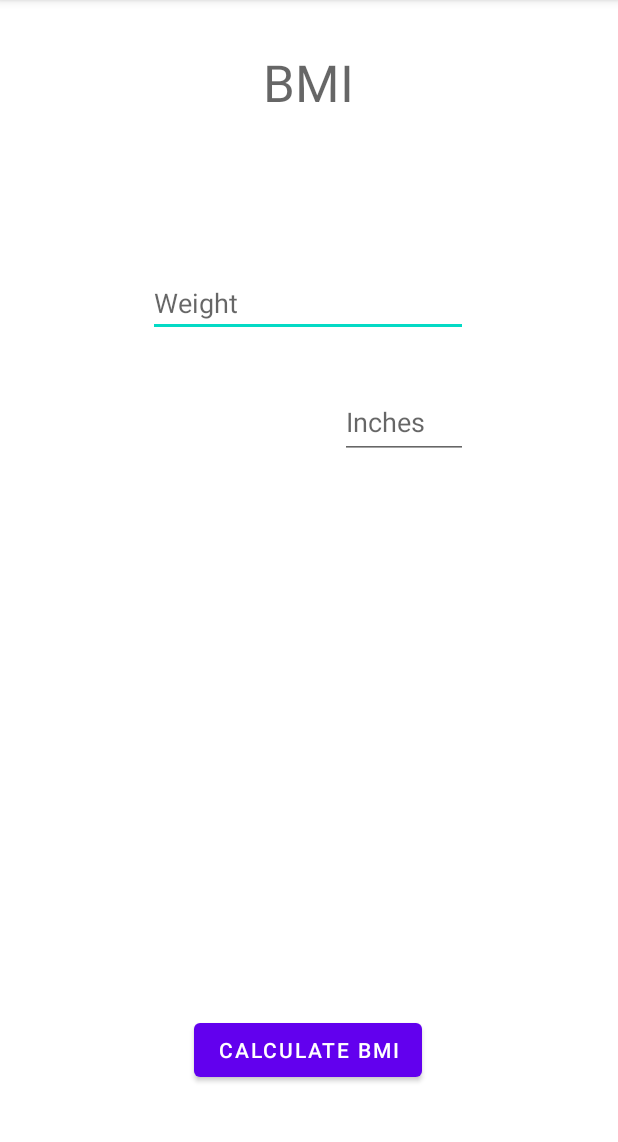
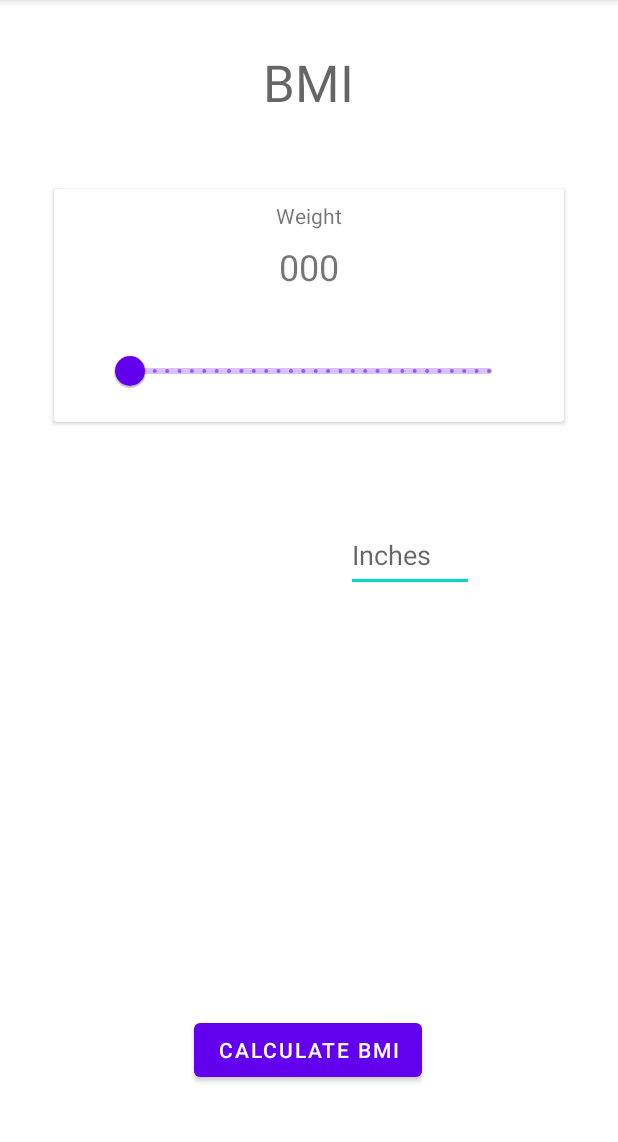
Before and after one commit to Vishnuanand77/BMI_Calculator, an Android app: the screen it shows after launch (MainActivity), on a phone screen of 412 x 824 dp, the part 84-1226 px from its top. Run offline under Robolectric (Android 15) with nearby library versions, the phone set to English and light mode, and no system bars.

Commit message:
Added Weight Slider

```diff
--- a/app/build.gradle
+++ b/app/build.gradle
@@ -36,4 +36,6 @@ dependencies {
     testImplementation 'junit:junit:4.+'
     androidTestImplementation 'androidx.test.ext:junit:1.1.2'
     androidTestImplementation 'androidx.test.espresso:espresso-core:3.3.0'
+
+    implementation 'androidx.compose.material:material:1.0.0-beta09'
 }
--- a/app/src/main/java/com/example/bmicalculator/MainActivity.java
+++ b/app/src/main/java/com/example/bmicalculator/MainActivity.java
@@ -1,5 +1,6 @@
 package com.example.bmicalculator;
 
+import androidx.annotation.NonNull;
 import androidx.appcompat.app.AppCompatActivity;
 
 import android.os.Bundle;
@@ -12,12 +13,20 @@ import android.widget.EditText;
 import android.widget.Spinner;
 import android.widget.TextView;
 
+import com.google.android.material.slider.Slider;
+
+import org.jetbrains.annotations.NotNull;
+
 public class MainActivity extends AppCompatActivity {
 
     //XML resource declarations
-    TextView BMI_Display;
-    EditText UserWeight, UserFoot, UserInches;
+    TextView BMI_Display, WeightDisplay;
+    EditText UserInches;
     Button CalculateButton;
+
+    //Slider
+    Slider WeightSlider;
+    double UserWeight = 0;
 
 
     @Override
@@ -27,32 +36,45 @@ public class MainActivity extends AppCompatActivity {
 
         //XML resource initializations
         BMI_Display = findViewById(R.id.BMI_Output);
-        UserWeight = findViewById(R.id.UserInput_Weight);
-//        UserFoot = findViewById(R.id.UserInput_Foot);
+        WeightDisplay = findViewById(R.id.WeightDisplay);
         UserInches = findViewById(R.id.UserInput_Inches);
         CalculateButton = findViewById(R.id.CalculateButton);
 
-        //Array adapter for the spinner
-        ArrayAdapter<CharSequence> adapter = ArrayAdapter.createFromResource(this, R.array.HeightInFoot, android.R.layout.simple_spinner_item);
-        adapter.setDropDownViewResource(android.R.layout.simple_spinner_dropdown_item);
+        //Slider
+        WeightSlider = findViewById(R.id.WeightSlider);
+
+        WeightSlider.addOnSliderTouchListener(new Slider.OnSliderTouchListener() {
+
+            @Override
+            public void onStartTrackingTouch(@NonNull @NotNull Slider slider) {
+
+            }
+
+            @Override
+            public void onStopTrackingTouch(@NonNull @NotNull Slider slider) {
+                UserWeight = Float.parseFloat(String.valueOf(slider.getValue()));
+                WeightDisplay.setText(String.valueOf(UserWeight));
+                Log.d("BMI Calculator : Slider Value", String.valueOf(UserWeight));
+            }
+
+        });
 
 
-
-        CalculateButton.setOnClickListener(new View.OnClickListener() {
-            @Override
-            public void onClick(View v) {
-                //Converting User Input into doubles
-                double Weight = Float.parseFloat(UserWeight.getText().toString());
-                double HeightInFeet = Float.parseFloat(UserFoot.getText().toString()) * 0.3048; //Converting Foot to meters
-                double HeightInInch = Float.parseFloat(UserInches.getText().toString()) * 0.0254; //Converting Inches to meters
-
-                Log.d("BMI Calculator :", String.valueOf(HeightInFeet));
-                Log.d("BMI Calculator :", String.valueOf(HeightInInch));
-
-                //Calculating BMI
-                calculateBMI(Weight, HeightInFeet, HeightInInch);
-            }
-        });
+//        CalculateButton.setOnClickListener(new View.OnClickListener() {
+//            @Override
+//            public void onClick(View v) {
+//                //Converting User Input into doubles
+//                double Weight = Float.parseFloat(UserWeight.getText().toString());
+//                double HeightInFeet = Float.parseFloat(UserFoot.getText().toString()) * 0.3048; //Converting Foot to meters
+//                double HeightInInch = Float.parseFloat(UserInches.getText().toString()) * 0.0254; //Converting Inches to meters
+//
+//                Log.d("BMI Calculator :", String.valueOf(HeightInFeet));
+//                Log.d("BMI Calculator :", String.valueOf(HeightInInch));
+//
+//                //Calculating BMI
+//                calculateBMI(Weight, HeightInFeet, HeightInInch);
+//            }
+//        });
     }
 
     private void calculateBMI(double Weight, double HeightInFeet, double HeightInInch) {
--- a/app/src/main/res/layout/activity_main.xml
+++ b/app/src/main/res/layout/activity_main.xml
@@ -6,30 +6,70 @@
     android:layout_height="match_parent"
     tools:context=".MainActivity">
 
-    <EditText
-        android:id="@+id/UserInput_Weight"
-        android:layout_width="wrap_content"
+    <androidx.cardview.widget.CardView
+        android:id="@+id/cardView"
+        android:layout_width="340dp"
         android:layout_height="wrap_content"
-        android:layout_marginTop="60dp"
-        android:ems="10"
-        android:hint="Weight"
-        android:inputType="number"
+        android:layout_marginTop="28dp"
         app:layout_constraintEnd_toEndOf="parent"
-        app:layout_constraintHorizontal_bias="0.497"
         app:layout_constraintStart_toStartOf="parent"
-        app:layout_constraintTop_toBottomOf="@+id/BMI_Output" />
+        app:layout_constraintTop_toBottomOf="@+id/BMI_Output">
+
+        <androidx.constraintlayout.widget.ConstraintLayout
+            android:layout_width="match_parent"
+            android:layout_height="wrap_content">
+
+            <TextView
+                android:id="@+id/textView2"
+                android:layout_width="wrap_content"
+                android:layout_height="wrap_content"
+                android:layout_marginTop="8dp"
+                android:text="Weight"
+                app:layout_constraintEnd_toEndOf="parent"
+                app:layout_constraintStart_toStartOf="parent"
+                app:layout_constraintTop_toTopOf="parent" />
+
+            <TextView
+                android:id="@+id/WeightDisplay"
+                android:layout_width="61dp"
+                android:layout_height="52dp"
+                android:layout_marginTop="8dp"
+                android:text="000"
+                android:textAlignment="center"
+                android:textSize="24sp"
+                app:layout_constraintEnd_toEndOf="parent"
+                app:layout_constraintStart_toStartOf="parent"
+                app:layout_constraintTop_toBottomOf="@+id/textView2" />
+
+            <com.google.android.material.slider.Slider
+                android:id="@+id/WeightSlider"
+                android:layout_width="271dp"
+                android:layout_height="48dp"
+
+                android:layout_marginTop="10dp"
+                android:layout_marginBottom="10dp"
+                android:stepSize="1.0"
+                android:valueFrom="40"
+                android:valueTo="150"
+                app:layout_constraintBottom_toBottomOf="parent"
+                app:layout_constraintEnd_toEndOf="parent"
+                app:layout_constraintStart_toStartOf="parent"
+                app:layout_constraintTop_toBottomOf="@+id/WeightDisplay" />
+        </androidx.constraintlayout.widget.ConstraintLayout>
+
+    </androidx.cardview.widget.CardView>
 
     <EditText
         android:id="@+id/UserInput_Inches"
         android:layout_width="85dp"
         android:layout_height="49dp"
-        android:layout_marginTop="32dp"
-        android:layout_marginEnd="100dp"
+        android:layout_marginTop="64dp"
+        android:layout_marginEnd="96dp"
         android:ems="10"
         android:hint="Inches"
         android:inputType="number"
         app:layout_constraintEnd_toEndOf="parent"
-        app:layout_constraintTop_toBottomOf="@+id/UserInput_Weight" />
+        app:layout_constraintTop_toBottomOf="@+id/cardView" />
 
     <Button
         android:id="@+id/CalculateButton"
@@ -44,8 +84,8 @@
 
     <TextView
         android:id="@+id/BMI_Output"
-        android:layout_width="177dp"
-        android:layout_height="87dp"
+        android:layout_width="183dp"
+        android:layout_height="66dp"
         android:layout_marginTop="32dp"
         android:hint="BMI"
         android:textAlignment="center"
```
